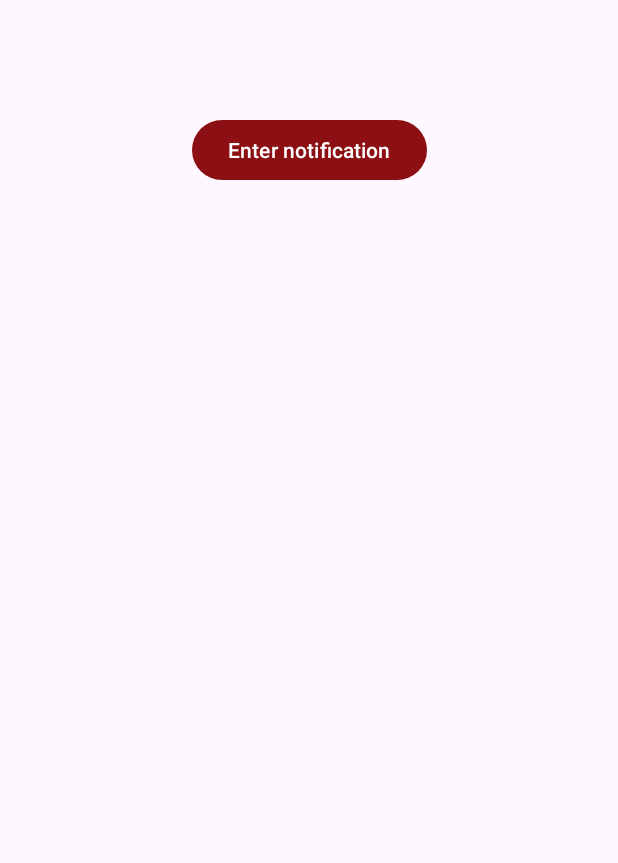
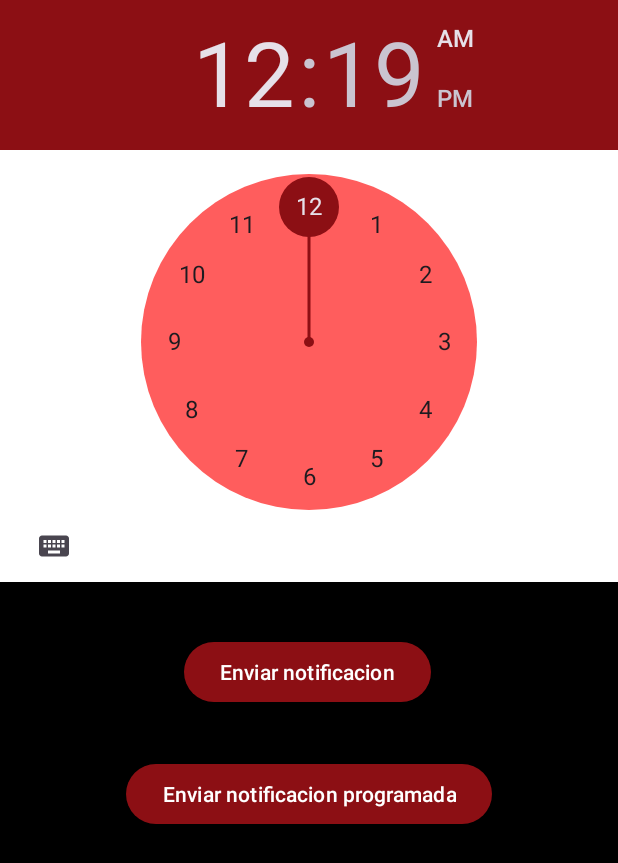
Before and after one commit to Romina-Ramirez/dispositivos_moviles_rr_xa, an Android app: the screen it shows after launch (NotificationActivity), on a phone screen of 412 x 824 dp. Shown: the top 863 px of the screen. Run offline under Robolectric (Android 15) with nearby library versions, the phone set to English and light mode, and no system bars; our stand-ins replace Room's generated code; Roboto replaces fonts that are not available here.

Commit message:
TimePicker y Notificaciones Programadas subido por Xavier Aguilar

```diff
--- a/app/build.gradle
+++ b/app/build.gradle
@@ -69,5 +69,7 @@ dependencies {
     //Data Store
     implementation("androidx.datastore:datastore-preferences:1.0.0")
 
+    // Time Picker
+
 
 }
--- a/app/src/main/AndroidManifest.xml
+++ b/app/src/main/AndroidManifest.xml
@@ -7,6 +7,7 @@
     <uses-permission android:name="android.permission.ACCESS_COARSE_LOCATION" />
     <uses-permission android:name="android.permission.ACCESS_FINE_LOCATION" />
     <uses-permission android:name="android.permission.POST_NOTIFICATIONS" />
+    <uses-permission android:name="android.permission.SCHEDULE_EXACT_ALARM" />
 
     <application
         android:name=".ui.utilities.AplicacionMovil"
@@ -20,6 +21,8 @@
         android:theme="@style/Theme.AplicacionMovil"
         android:usesCleartextTraffic="true"
         tools:targetApi="31">
+        <receiver android:name=".ui.utilities.BroadcasterNotifications"
+            android:enabled="true"/>
         <activity
             android:name=".ui.activities.CameraActivity"
             android:exported="false" />
--- a/app/src/main/res/layout/activity_notification.xml
+++ b/app/src/main/res/layout/activity_notification.xml
@@ -4,15 +4,42 @@
     xmlns:tools="http://schemas.android.com/tools"
     android:layout_width="match_parent"
     android:layout_height="match_parent"
+    android:background="@color/black"
     tools:context=".ui.activities.NotificationActivity">
+
+    <TimePicker
+        android:id="@+id/timePicker"
+        android:layout_width="match_parent"
+        android:layout_height="wrap_content"
+        android:amPmTextColor="@color/white"
+        android:headerBackground="@color/marvelOsc"
+        android:numbersBackgroundColor="@color/RosaMarvel"
+        android:background="@color/white"
+        android:numbersSelectorColor="@color/marvelOsc"
+        app:layout_constraintEnd_toEndOf="parent"
+        app:layout_constraintStart_toStartOf="parent"
+        app:layout_constraintTop_toTopOf="parent" />
 
     <Button
         android:id="@+id/notificacion_btn"
         android:layout_width="wrap_content"
         android:layout_height="wrap_content"
-        android:layout_marginTop="76dp"
-        android:text="Enter notification"
+        android:layout_marginTop="36dp"
+        android:text="Enviar notificacion"
+        app:layout_constraintEnd_toEndOf="parent"
+        app:layout_constraintHorizontal_bias="0.497"
+        app:layout_constraintStart_toStartOf="parent"
+        app:layout_constraintTop_toBottomOf="@+id/timePicker" />
+
+    <Button
+        android:id="@+id/notificacionProgramada_btn"
+        android:layout_width="wrap_content"
+        android:layout_height="wrap_content"
+        android:layout_marginTop="20dp"
+        android:text="Enviar notificacion programada"
+        app:layout_constraintBottom_toBottomOf="parent"
         app:layout_constraintEnd_toEndOf="parent"
         app:layout_constraintStart_toStartOf="parent"
-        app:layout_constraintTop_toTopOf="parent" />
+        app:layout_constraintTop_toBottomOf="@+id/notificacion_btn"
+        app:layout_constraintVertical_bias="0.047" />
 </androidx.constraintlayout.widget.ConstraintLayout>
```
Also changed, not shown: app/src/main/java/com/example/aplicacionmovil/ui/activities/NotificationActivity.kt (+41 -3 lines), app/src/main/java/com/example/aplicacionmovil/ui/utilities/BroadcasterNotifications.kt (added, +39 -0 lines).
